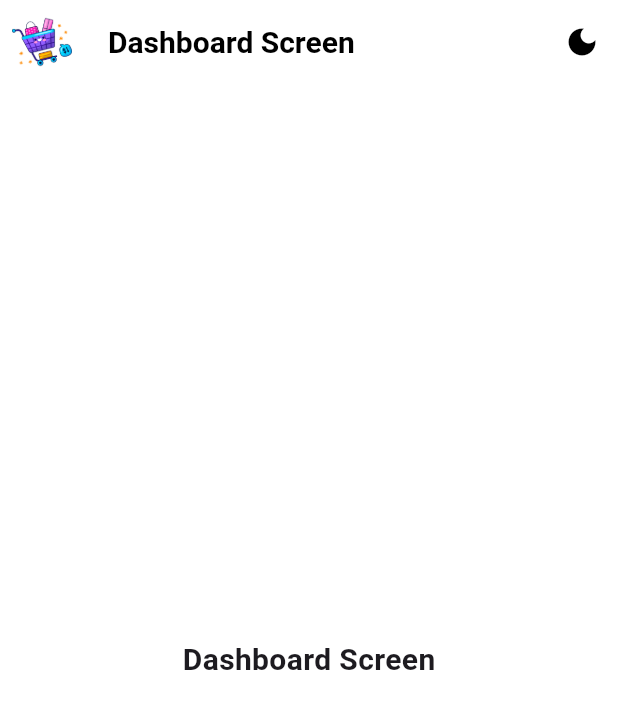
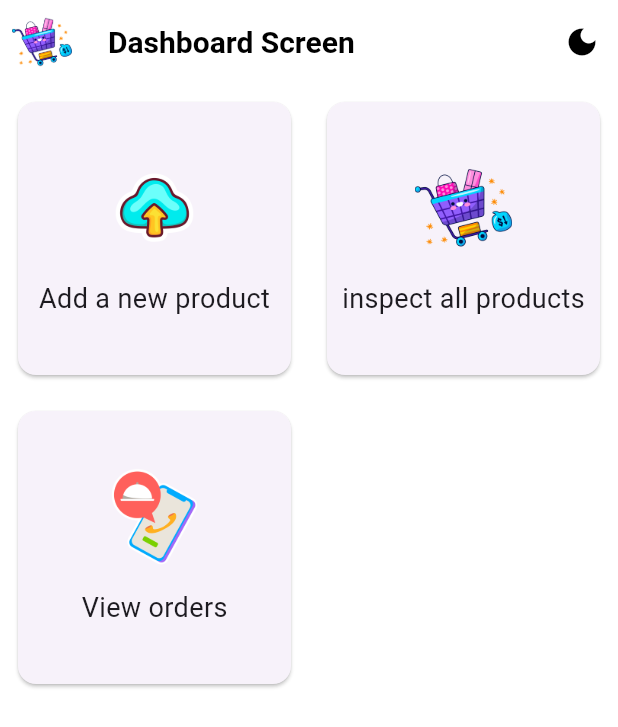
Before and after one commit to JacklynConn/shopsmart_admin, a Flutter app: the screen it shows after launch, on a phone screen of 412 x 824 dp. Shown: the top 727 px of the screen. Run offline on Flutter 3.47's test engine with Material 3 defaults, Android fonts, the phone set to English and light mode, and no system bars; our stand-ins replace fancy_shimmer_image, shared_preferences, shimmer; missing offline and left inert: dynamic_height_grid_view.

Commit message:
62. Implement the Dashboard Screen

```diff
--- /dev/null
+++ b/lib/models/dashboard_btn_model.dart
@@ -0,0 +1,38 @@
+import 'package:flutter/cupertino.dart';
+import 'package:shopsmart_admin/screens/inner_screens/orders/orders_screen.dart';
+import 'package:shopsmart_admin/screens/search_screen.dart';
+
+import '../services/assets_manager.dart';
+
+class DashboardButtonModel {
+  String title, imagePath;
+  final Function onPressed;
+
+  DashboardButtonModel({
+    required this.title,
+    required this.imagePath,
+    required this.onPressed,
+  });
+
+  static List<DashboardButtonModel> dashboardBtnList(BuildContext context) => [
+        DashboardButtonModel(
+          title: "Add a new product",
+          imagePath: AssetsManager.cloud,
+          onPressed: () {},
+        ),
+        DashboardButtonModel(
+          title: "inspect all products",
+          imagePath: AssetsManager.shoppingCart,
+          onPressed: () {
+            Navigator.pushNamed(context, SearchScreen.routeName);
+          },
+        ),
+        DashboardButtonModel(
+          title: "View orders",
+          imagePath: AssetsManager.order,
+          onPressed: () {
+            Navigator.pushNamed(context, OrdersScreenFree.routeName);
+          },
+        ),
+      ];
+}
--- a/lib/screens/dashboard_screen.dart
+++ b/lib/screens/dashboard_screen.dart
@@ -1,5 +1,7 @@
 import 'package:flutter/material.dart';
 import 'package:provider/provider.dart';
+import 'package:shopsmart_admin/widgets/dasboard_btn.dart';
+import '../models/dashboard_btn_model.dart';
 import '/widgets/title_text.dart';
 import '../providers/theme_provider.dart';
 import '../services/assets_manager.dart';
@@ -37,8 +39,21 @@ class DashboardScreenState extends State<DashboardScreen> {
           ),
         ],
       ),
-      body: const Center(
-        child: TitlesTextWidget(label: "Dashboard Screen"),
+      body: GridView.count(
+        crossAxisCount: 2,
+        childAspectRatio: 1.0,
+        children: List.generate(3, (index) {
+          return  Padding(
+            padding: const EdgeInsets.all(8.0),
+            child: DashboardButtonWidget(
+              title: DashboardButtonModel.dashboardBtnList(context)[index].title,
+              imagePath: DashboardButtonModel.dashboardBtnList(context)[index].imagePath,
+              onPressed: () {
+                DashboardButtonModel.dashboardBtnList(context)[index].onPressed();
+              },
+            ),
+          );
+        }),
       ),
     );
   }
--- a/lib/screens/search_screen.dart
+++ b/lib/screens/search_screen.dart
@@ -49,10 +49,10 @@ class _SearchScreenState extends State<SearchScreen> {
       child: Scaffold(
           appBar: AppBar(
             title: TitlesTextWidget(label: passedCategory ?? "Search"),
-            leading: Padding(
-              padding: const EdgeInsets.all(8.0),
-              child: Image.asset(AssetsManager.shoppingCart),
-            ),
+            // leading: Padding(
+            //   padding: const EdgeInsets.all(8.0),
+            //   child: Image.asset(AssetsManager.shoppingCart),
+            // ),
           ),
           body: productList.isEmpty
               ? const Center(
--- /dev/null
+++ b/lib/widgets/dasboard_btn.dart
@@ -0,0 +1,40 @@
+import 'package:flutter/material.dart';
+import '/widgets/subtitle_text.dart';
+
+class DashboardButtonWidget extends StatelessWidget {
+  const DashboardButtonWidget(
+      {super.key,
+      required this.title,
+      required this.imagePath,
+      required this.onPressed});
+
+  final String title, imagePath;
+  final Function onPressed;
+
+  @override
+  Widget build(BuildContext context) {
+    return GestureDetector(
+      onTap: () {
+        onPressed();
+      },
+      child: Card(
+        child: Column(
+          crossAxisAlignment: CrossAxisAlignment.center,
+          mainAxisAlignment: MainAxisAlignment.center,
+          children: [
+            Image.asset(
+              imagePath,
+              height: 65,
+              width: 65,
+            ),
+            const SizedBox(height: 15),
+            SubtitleTextWidget(
+              label: title,
+              fontSize: 18,
+            ),
+          ],
+        ),
+      ),
+    );
+  }
+}
```
